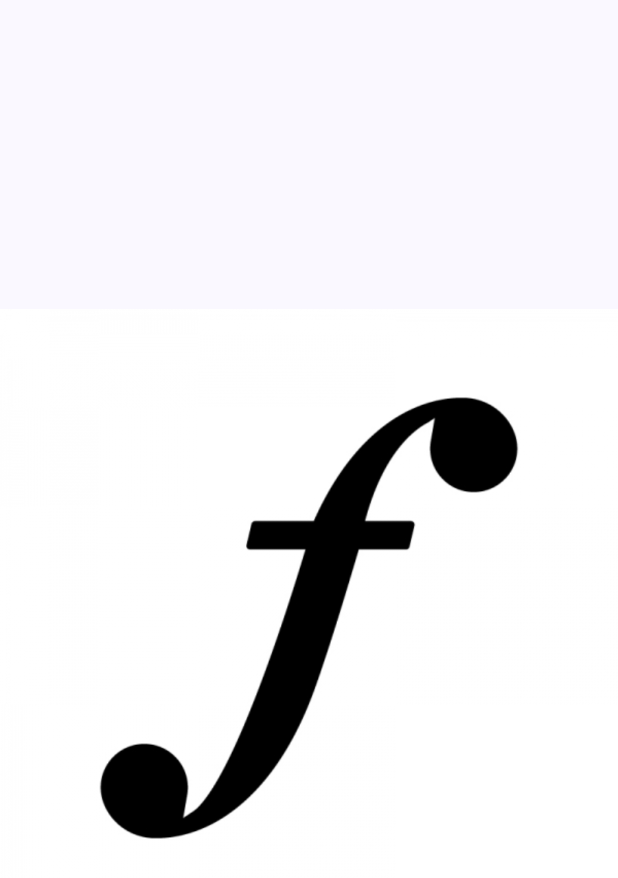
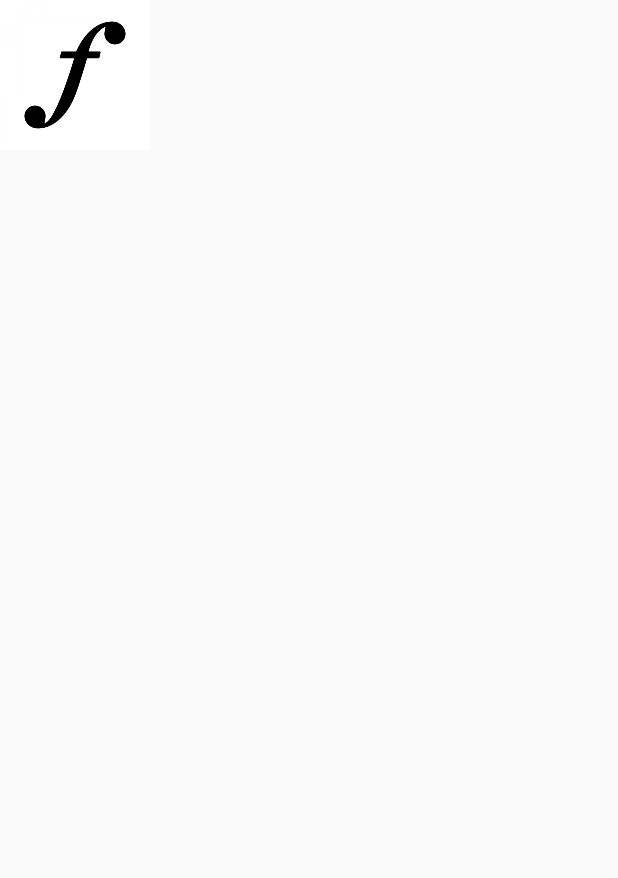
Before and after one commit to Yuki-Naka-Sharing-Study/ConfirmViewCompose, an Android app built with Jetpack Compose: the screen it shows after launch (MainActivity), on a phone screen of 412 x 824 dp. Shown: the top 878 px of the screen. Run offline under Robolectric (Android 15) with nearby library versions, the phone set to English and light mode, and no system bars.

Commit message:
一応、画像のサイズを小さめに表示することに成功。「ConfirmViewTheme」の下の「Surface」の下の「modifier = Modifier.fillMaxSize()」が影響していたみたい。

```diff
--- a/app/src/main/java/com/example/confirmview/MainActivity.kt
+++ b/app/src/main/java/com/example/confirmview/MainActivity.kt
@@ -22,12 +22,12 @@ class MainActivity : ComponentActivity() {
         setContent {
             ConfirmViewTheme {
                 Surface(
-                    modifier = Modifier.fillMaxSize(),
+//                    modifier = Modifier.fillMaxSize(),
                     color = MaterialTheme.colorScheme.background
                 ) {
                     NoRecordImageView(
                         modifier = Modifier
-                            .size(20.dp)
+                            .size(100.dp)
                             .aspectRatio(1f)
                     )
                 }
@@ -42,7 +42,7 @@ fun NoRecordImageView(modifier: Modifier = Modifier) {
         painter = painterResource(id = R.drawable.music_note),
         contentDescription = "Description of the image",
         modifier = modifier
-            .size(20.dp)
+            .size(100.dp)
             .aspectRatio(1f)
     )
 }
```
